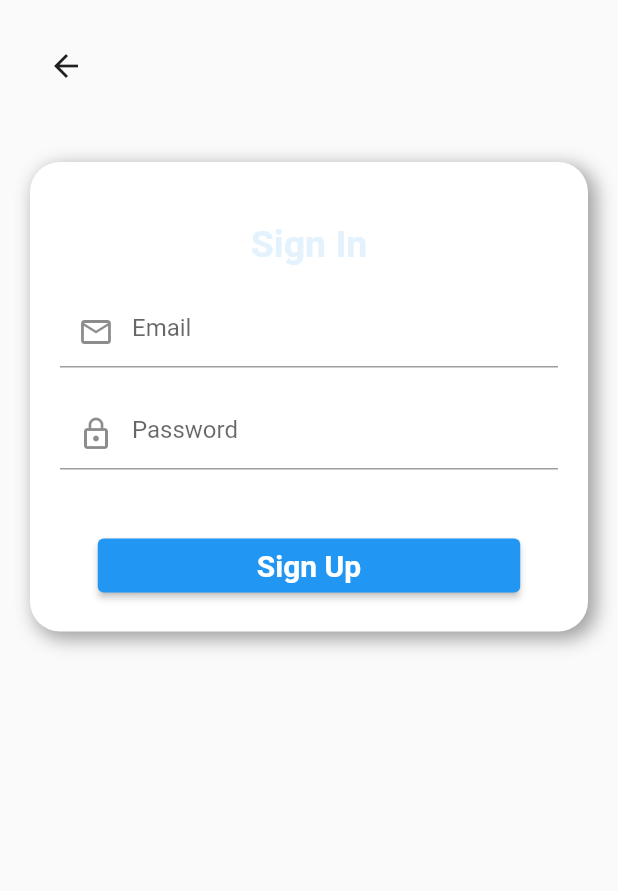
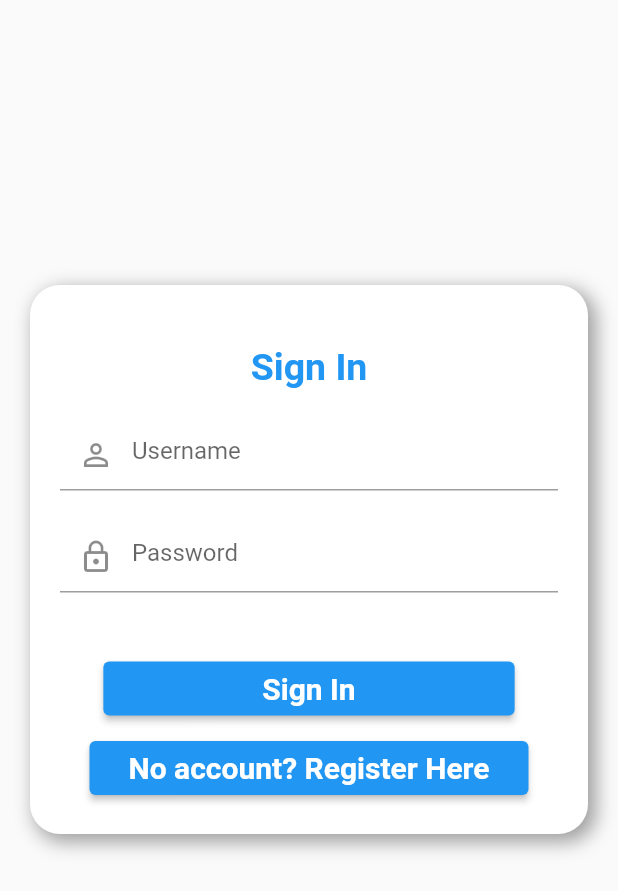
Before and after one commit to Meti-Adane/road-side, a Flutter app: the SignInPage screen opened directly, on a phone screen of 412 x 824 dp. Shown: the top 891 px of the screen. Run offline on Flutter 3.47's test engine with Material 2 defaults, Android fonts, the phone set to English and light mode, and no system bars; our stand-ins replace auto_route, bloc, carousel_slider, dartz, flutter_bloc, font_awesome_flutter and 3 more.

Commit message:
username requirement for login

```diff
--- a/road_side_UI/lib/application/auth/register_form/register_form_bloc.dart
+++ b/road_side_UI/lib/application/auth/register_form/register_form_bloc.dart
@@ -2,6 +2,7 @@ import 'dart:async';
 import 'package:bloc/bloc.dart';
 import 'package:meta/meta.dart';
 import 'package:dartz/dartz.dart';
+import 'package:injectable/injectable.dart';
 import 'package:freezed_annotation/freezed_annotation.dart';
 import 'package:road_side/domain/auth/auth_failure.dart';
 import 'package:road_side/domain/auth/credential.dart';
@@ -14,6 +15,7 @@ part 'register_form_event.dart';
 part 'register_form_state.dart';
 part 'register_form_bloc.freezed.dart';
 
+@injectable
 class RegisterFormBloc extends Bloc<RegisterFormEvent, RegisterFormState> {
   final IAuthFacade _authFacade;
 
--- a/road_side_UI/lib/application/auth/sign_in_form/sign_in_form_event.dart
+++ b/road_side_UI/lib/application/auth/sign_in_form/sign_in_form_event.dart
@@ -2,11 +2,7 @@ part of 'sign_in_form_bloc.dart';
 
 @freezed
 abstract class SignInFormEvent with _$SignInFormEvent {
-  const factory SignInFormEvent.emailChanged(String emailStr) = EmailChanged;
 
-  const factory SignInFormEvent.passwordChanged(String passwordStr) =
-      PasswordChanged;
-
-  const factory SignInFormEvent.signInWithEmailAndPasswordPressed() =
+  const factory SignInFormEvent.signInWithUsernameAndPasswordPressed() =
       SignInWithEmailAndPasswordPressed;
 }
--- a/road_side_UI/lib/application/auth/sign_in_form/sign_in_form_state.dart
+++ b/road_side_UI/lib/application/auth/sign_in_form/sign_in_form_state.dart
@@ -3,7 +3,7 @@ part of 'sign_in_form_bloc.dart';
 @freezed
 abstract class SignInFormState with _$SignInFormState {
   const factory SignInFormState({
-    required EmailAddress emailAddress,
+    required Username username,
     required Password password,
     required bool showErrorMessages,
     required bool isSubmitting,
@@ -11,7 +11,7 @@ abstract class SignInFormState with _$SignInFormState {
   }) = _SignInFormState;
 
   factory SignInFormState.initial() => SignInFormState(
-      emailAddress: EmailAddress(''),
+      username: Username(''),
       password: Password(''),
       showErrorMessages: false,
       isSubmitting: false,
--- a/road_side_UI/lib/presentation/sign_in/local_widgets/sign_in_form.dart
+++ b/road_side_UI/lib/presentation/sign_in/local_widgets/sign_in_form.dart
@@ -2,7 +2,6 @@ import 'package:flutter/material.dart';
 import 'package:flutter_bloc/flutter_bloc.dart';
 import 'package:road_side/application/auth/sign_in_form/sign_in_form_bloc.dart';
 import 'package:road_side/presentation/core/ourContainer.dart';
-
 
 class SignInForm extends StatelessWidget {
   const SignInForm({Key? key}) : super(key: key);
@@ -37,7 +36,7 @@ class SignInForm extends StatelessWidget {
                 child: Text(
                   "Sign In",
                   style: TextStyle(
-                      color: Theme.of(context).secondaryHeaderColor,
+                    color: Theme.of(context).accentColor,
                     fontSize: 25.0,
                     fontWeight: FontWeight.bold,
                   ),
@@ -45,18 +44,19 @@ class SignInForm extends StatelessWidget {
               ),
               TextFormField(
                 decoration: const InputDecoration(
-                      prefixIcon: Icon(Icons.email_outlined), hintText: "Email"),
+                    prefixIcon: Icon(Icons.person_outline),
+                    hintText: "Username"),
                 autocorrect: false,
-                  onChanged: (value) => context
-                      .read<SignInFormBloc>()
-                      .add(SignInFormEvent.emailChanged(value)),
-                  validator: (_) =>
-                      context.read<SignInFormBloc>().state.emailAddress.value.fold(
-                            (f) => f.maybeMap(
-                            invalidEmail: (_) => 'Invalid Email',
-                            orElse: () => null),
-                            (_) => null,
-                      ),
+                // onChanged: (value) => context
+                //     .read<SignInFormBloc>()
+                //     .add(SignInFormEvent.emailChanged(value)),
+                // validator: (_) =>
+                //     context.read<SignInFormBloc>().state.emailAddress.value.fold(
+                //           (f) => f.maybeMap(
+                //           invalidEmail: (_) => 'Invalid Email',
+                //           orElse: () => null),
+                //           (_) => null,
+                //     ),
               ),
               const SizedBox(
                 height: 20.0,
@@ -77,18 +77,18 @@ class SignInForm extends StatelessWidget {
                 ),
                 obscureText: true,
                 autocorrect: false,
-                  onChanged: (value) => context
-                      .read<SignInFormBloc>()
-                      .add(SignInFormEvent.passwordChanged(value)),
-                  validator: (_) =>
-                      context.read<SignInFormBloc>().state.password.value.fold(
-                            (f) => f.maybeMap(
-                            shortPassword: (_) => 'Short Password',
-                            mustContainCapital: (_) => 'Password must contain Capital Letter',
-                            mustContainDigit: (_) => 'Password must contain Digit',
-                            orElse: () => null),
-                            (_) => null,
-                      ),
+                // onChanged: (value) => context
+                //     .read<SignInFormBloc>()
+                //     .add(SignInFormEvent.passwordChanged(value)),
+                // validator: (_) =>
+                //     context.read<SignInFormBloc>().state.password.value.fold(
+                //           (f) => f.maybeMap(
+                //           shortPassword: (_) => 'Short Password',
+                //           mustContainCapital: (_) => 'Password must contain Capital Letter',
+                //           mustContainDigit: (_) => 'Password must contain Digit',
+                //           orElse: () => null),
+                //           (_) => null,
+                //     ),
               ),
               const SizedBox(
                 height: 20.0,
@@ -107,21 +107,42 @@ class SignInForm extends StatelessWidget {
                 onPressed: () {
                   context.read<SignInFormBloc>().add(
                         const SignInFormEvent
-                            .signInWithEmailAndPasswordPressed(),
+                            .signInWithUsernameAndPasswordPressed(),
                       );
                 },
                 child: Padding(
                   padding: EdgeInsets.symmetric(horizontal: 90),
                   child: const Text(
-                        "Sign Up",
+                    "Sign In",
                     style: TextStyle(
                         color: Colors.white,
                         fontWeight: FontWeight.bold,
                         fontSize: 20.0),
                   ),
-                    )),
+                ),
+              ),
+              const SizedBox(
+                height: 5.0,
+              ),
+
+              ElevatedButton(
+                onPressed: () {
+                  //Todo - Navigate to the Register Page
+                },
+                child: Padding(
+                  padding: EdgeInsets.symmetric(horizontal: 10),
+                  child: const Text(
+                    "No account? Register Here",
+                    style: TextStyle(
+                        color: Colors.white,
+                        fontWeight: FontWeight.bold,
+                        fontSize: 20.0),
+                  ),
+                ),
+              ),
             ],
-            )),
+          ),
+        ),
       );
     });
   }
--- a/road_side_UI/lib/presentation/sign_in/sign_in_page.dart
+++ b/road_side_UI/lib/presentation/sign_in/sign_in_page.dart
@@ -15,13 +15,13 @@ class SignInPage extends StatelessWidget {
         children: [
           Expanded(
             child: ListView(
-              padding: EdgeInsets.all(20.0),
+              padding: EdgeInsets.fromLTRB(20.0,150.0,20.0,20.0),
               children: [
                 Row(
                   mainAxisAlignment: MainAxisAlignment.start,
-                  children: [
-                    BackButton(),
-                  ],
+                  // children: [
+                  //   BackButton(),
+                  // ],
                 ),
                 const SizedBox(
                   height: 40.0,
```
Also changed, not shown: road_side_UI/lib/application/auth/sign_in_form/sign_in_form_bloc.dart (+15 -32 lines), road_side_UI/lib/main.dart (+3 -4 lines), road_side_UI/lib/presentation/register/local_widgets/register_form.dart (+33 -6 lines), road_side_UI/lib/application/auth/sign_in_form/sign_in_form_bloc.freezed.dart, road_side_UI/lib/injection.config.dart. Lines whose indentation alone changed are shown as unchanged.
